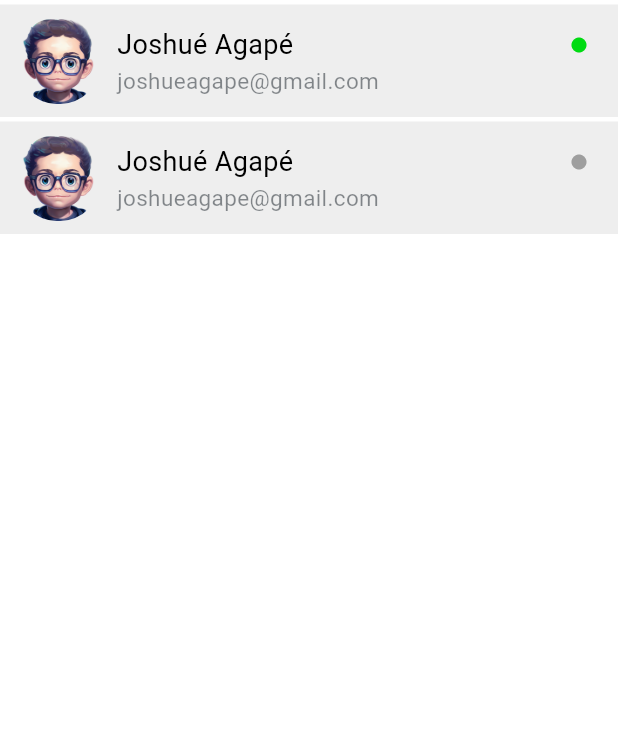
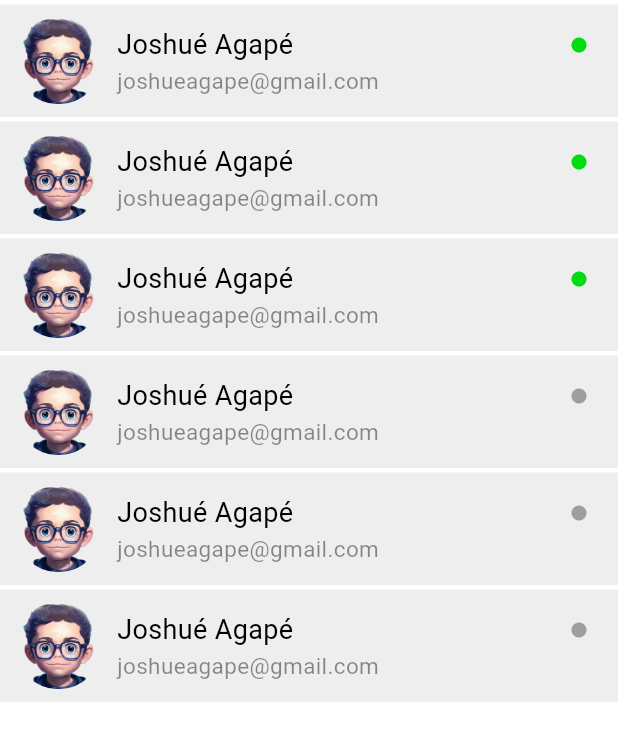
Before and after one commit to agapeJoshue/Ndao-hitafa-, a Flutter app: the HomePage screen opened directly, scrolled down 217 dp, after a tap on the "chat" icon, on a phone screen of 412 x 824 dp. Shown: the top 741 px of the screen. Run offline on Flutter 3.47's test engine with Material 3 defaults, Android fonts, the light colour scheme and no system bars.

Commit message:
listes des utilisateur

```diff
--- a/lib/components/my_contacte.dart
+++ b/lib/components/my_contacte.dart
@@ -28,6 +28,38 @@ class MyContacte extends StatelessWidget {
             username: "Joshué Agapé",
             email: "joshueagape@gmail.com",
             status: "",
+            colorStatus: myColors.inLine,
+          ),
+          MyFriend(
+            imgUrl:
+                "lib/images/uploads/happy-young-cute-illustration-face-profile-png.webp",
+            username: "Joshué Agapé",
+            email: "joshueagape@gmail.com",
+            status: "",
+            colorStatus: myColors.inLine,
+          ),
+          MyFriend(
+            imgUrl:
+                "lib/images/uploads/happy-young-cute-illustration-face-profile-png.webp",
+            username: "Joshué Agapé",
+            email: "joshueagape@gmail.com",
+            status: "",
+            colorStatus: Theme.of(context).colorScheme.primary,
+          ),
+          MyFriend(
+            imgUrl:
+                "lib/images/uploads/happy-young-cute-illustration-face-profile-png.webp",
+            username: "Joshué Agapé",
+            email: "joshueagape@gmail.com",
+            status: "",
+            colorStatus: Theme.of(context).colorScheme.primary,
+          ),
+          MyFriend(
+            imgUrl:
+                "lib/images/uploads/happy-young-cute-illustration-face-profile-png.webp",
+            username: "Joshué Agapé",
+            email: "joshueagape@gmail.com",
+            status: "",
             colorStatus: Theme.of(context).colorScheme.primary,
           ),
         ],
--- a/lib/pages/home_page.dart
+++ b/lib/pages/home_page.dart
@@ -1,6 +1,7 @@
 import 'package:flutter/material.dart';
 import 'package:ndao_hitafa/components/my_chats.dart';
 import 'package:ndao_hitafa/components/my_contacte.dart';
+import 'package:ndao_hitafa/components/my_demande.dart';
 import 'package:ndao_hitafa/components/my_drawer.dart';
 import 'package:ndao_hitafa/components/my_tabs.dart';
 import 'package:ndao_hitafa/themes/light_mode.dart';
@@ -71,9 +72,8 @@ class HomePage extends StatelessWidget {
             children: [
               MyChats(),
               MyContacte(),
+              MyDemande(),
               Container(),
-              Container(),
-              /* whatsappCall(), */
             ],
           ),
           floatingActionButton: FloatingActionButton(
--- a/lib/themes/light_mode.dart
+++ b/lib/themes/light_mode.dart
@@ -16,6 +16,7 @@ class myColors {
   static const Color backgoundColor = Color(0xFF121B22);
   static const Color tabFocusedColor = Color(0xFF05A381);
   static const Color inLine = Color.fromARGB(255, 0, 219, 18);
+  static const Color blueColor = Color.fromARGB(255, 0, 92, 212);
 }
 
 class myIcons extends StatelessWidget {
```
Also changed, not shown: lib/components/my_button.dart (+33 -3 lines), lib/components/my_demande.dart (added, +27 -0 lines), lib/components/my_invitations.dart (added, +91 -0 lines).
